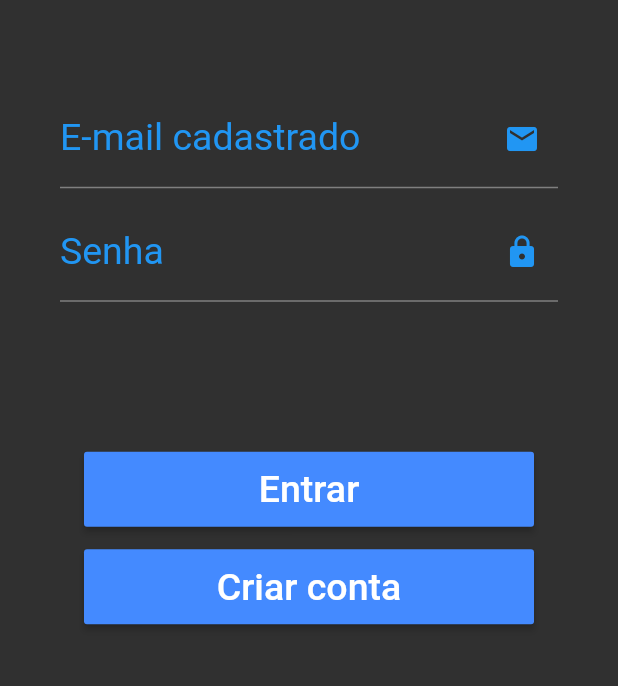
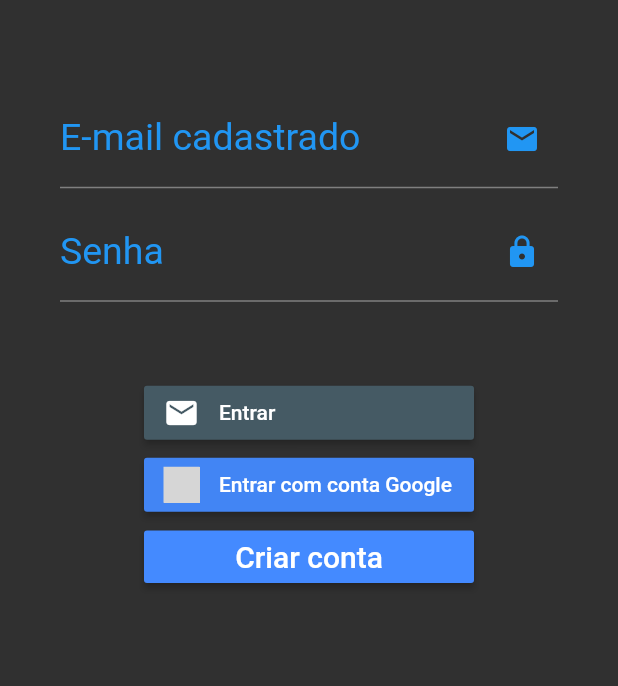
Before and after one commit to ViniciusIbanez/DevMobile, a Flutter app: the screen it shows after launch, after a tap on "Criar conta", on a phone screen of 412 x 824 dp, the part 308-994 px from its top. Run offline on Flutter 3.47's test engine with Material 2 defaults, Android fonts, the light colour scheme and no system bars; our stand-ins replace firebase_auth, firebase_core, flutter_signin_button, fluttertoast, google_sign_in; missing offline and left inert: dart:ffi; accounts and stored records are empty; grey boxes are pictures that could not be loaded.

Commit message:
add account creation, login by email, google sign in and Error with SnackBar

```diff
--- a/mybinder/lib/screens/login.dart
+++ b/mybinder/lib/screens/login.dart
@@ -1,8 +1,12 @@
+import 'dart:ffi';
+
 import 'package:flutter/material.dart';
 import 'package:mybinder/screens/mybinder.dart';
 import 'package:firebase_auth/firebase_auth.dart';
 import 'package:google_sign_in/google_sign_in.dart';
 import 'dart:developer';
+import 'package:flutter_signin_button/flutter_signin_button.dart';
+import 'package:fluttertoast/fluttertoast.dart';
 
 class LoginPage extends StatefulWidget {
   @override
@@ -14,6 +18,8 @@ class LoginPageState extends State<LoginPage>
   Animation<double> _iconAnimation;
   AnimationController _iconAnimationController;
   String _email, _password;
+  bool signInEmail = false;
+  String emailButtonText = "Entrar com email";
   final FirebaseAuth auth = FirebaseAuth.instance;
 
   @override
@@ -27,6 +33,40 @@ class LoginPageState extends State<LoginPage>
     );
     _iconAnimation.addListener(() => this.setState(() {}));
     _iconAnimationController.forward();
+  }
+
+  void changeEmailState() {
+    setState(() {
+      signInEmail = !signInEmail;
+      emailButtonText = 'Entrar';
+    });
+  }
+
+  void loginEmail() async {
+    try {
+      var authUser = await auth.signInWithEmailAndPassword(
+          email: _email, password: _password);
+      goToHome(authUser);
+    } on FirebaseAuthException catch (e) {
+      showErrorToast("Email ou Senha incorretos");
+    }
+  }
+
+  void goToHome(auth) {
+    if (auth != null) {
+      Navigator.push(
+        context,
+        MaterialPageRoute(builder: (context) => MyBinder()),
+      );
+    }
+  }
+
+  showErrorToast(String errorMessage) {
+    final snackBar = SnackBar(
+      content: Text('$errorMessage'),
+      backgroundColor: Colors.red,
+    );
+    ScaffoldMessenger.of(context).showSnackBar(snackBar);
   }
 
   Future<UserCredential> signInWithGoogle() async {
@@ -74,10 +114,12 @@ class LoginPageState extends State<LoginPage>
                     child: new Column(
                       mainAxisAlignment: MainAxisAlignment.start,
                       children: <Widget>[
+                        if (signInEmail)
                           new TextFormField(
                             decoration: new InputDecoration(
                                 labelText: "E-mail cadastrado",
-                              suffixIcon: Icon(Icons.email, color: Colors.blue),
+                                suffixIcon:
+                                    Icon(Icons.email, color: Colors.blue),
                                 fillColor: Colors.blue),
                             keyboardType: TextInputType.emailAddress,
                             onChanged: (value) {
@@ -87,10 +129,12 @@ class LoginPageState extends State<LoginPage>
                             },
                           ),
                         SizedBox(height: 10),
+                        if (signInEmail)
                           new TextFormField(
                             decoration: new InputDecoration(
                                 labelText: "Senha",
-                              suffixIcon: Icon(Icons.lock, color: Colors.blue)),
+                                suffixIcon:
+                                    Icon(Icons.lock, color: Colors.blue)),
                             obscureText: true,
                             keyboardType: TextInputType.text,
                             onChanged: (value) {
@@ -99,36 +143,46 @@ class LoginPageState extends State<LoginPage>
                               });
                             },
                           ),
-                        SizedBox(height: 100),
-                        new MaterialButton(
-                          height: 50.0,
-                          minWidth: 300,
-                          color: Colors.blueAccent,
-                          textColor: Colors.white,
-                          child: Text('Entrar', style: TextStyle(fontSize: 25)),
+                        SizedBox(height: 50),
+                        SignInButtonBuilder(
+                          text: '$emailButtonText',
+                          icon: Icons.email,
                           onPressed: () {
-                            // Navigator.push(
-                            //   context,
-                            //   MaterialPageRoute(
-                            //       builder: (context) => MyBinder()),
-                            // );
+                            if (signInEmail == false) {
+                              changeEmailState();
+                            } else {
+                              loginEmail();
+                            }
+                          },
+                          backgroundColor: Colors.blueGrey[700],
+                        ),
+                        SignInButton(
+                          Buttons.GoogleDark,
+                          text: "Entrar com conta Google",
+                          onPressed: () {
                             Future<UserCredential> auth = signInWithGoogle();
+                            goToHome(auth);
                           },
                         ),
-                        SizedBox(height: 15),
+                        //SizedBox(height: 15),
                         new MaterialButton(
-                            height: 50.0,
-                            minWidth: 300,
+                            height: 35,
+                            minWidth: 220,
                             color: Colors.blueAccent,
                             textColor: Colors.white,
                             child: Text('Criar conta',
-                                style: TextStyle(fontSize: 25)),
-                            onPressed: () {
+                                style: TextStyle(fontSize: 20)),
+                            onPressed: () async {
+                              if (signInEmail == false) {
+                                changeEmailState();
+                              } else {
                                 try {
-                                auth.createUserWithEmailAndPassword(
+                                  await auth.createUserWithEmailAndPassword(
                                       email: _email, password: _password);
+                                  goToHome(auth);
                                 } catch (e) {
-                                print("Error on signup " + e);
+                                  showErrorToast("Email ou Senha inválidos");
+                                }
                               }
                             }),
                         new Padding(
--- a/mybinder/pubspec.yaml
+++ b/mybinder/pubspec.yaml
@@ -24,6 +24,9 @@ dependencies:
   firebase_auth: ^1.1.0
   firebase_core: ^1.0.3
   google_sign_in: "^4.5.1"
+  flutter_signin_button: ^2.0.0
+  fluttertoast: ^8.0.6
+
   flutter:
     sdk: flutter
 
```
Also changed, not shown: mybinder/pubspec.lock. Lines whose indentation alone changed are shown as unchanged.
